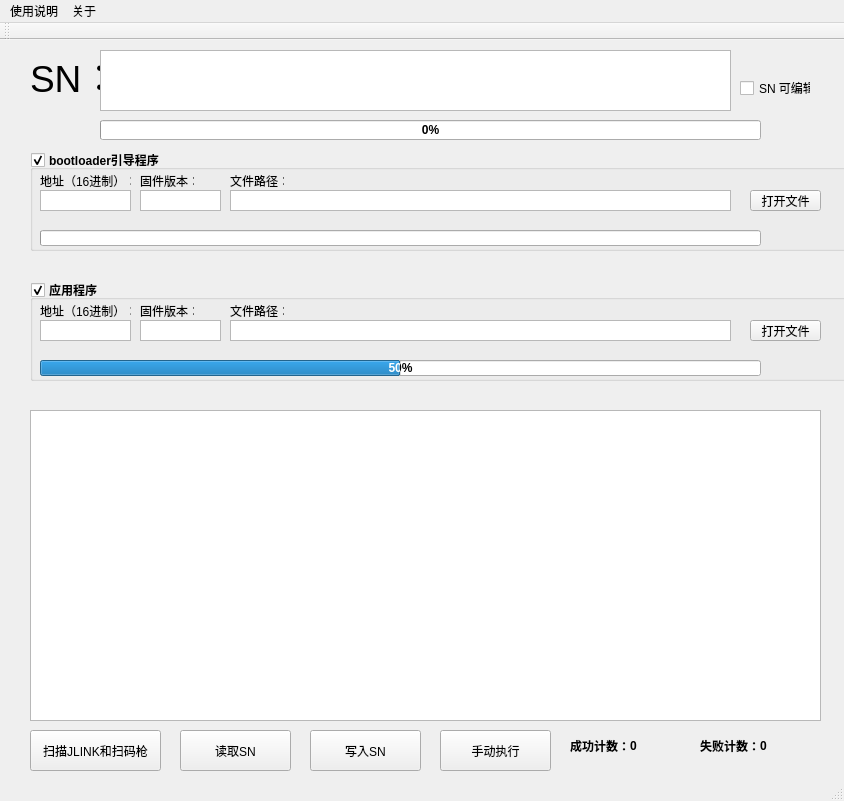
wkxboot/qt_production_tool, file qt_production_tool/mainwindow.ui: the form before one commit.
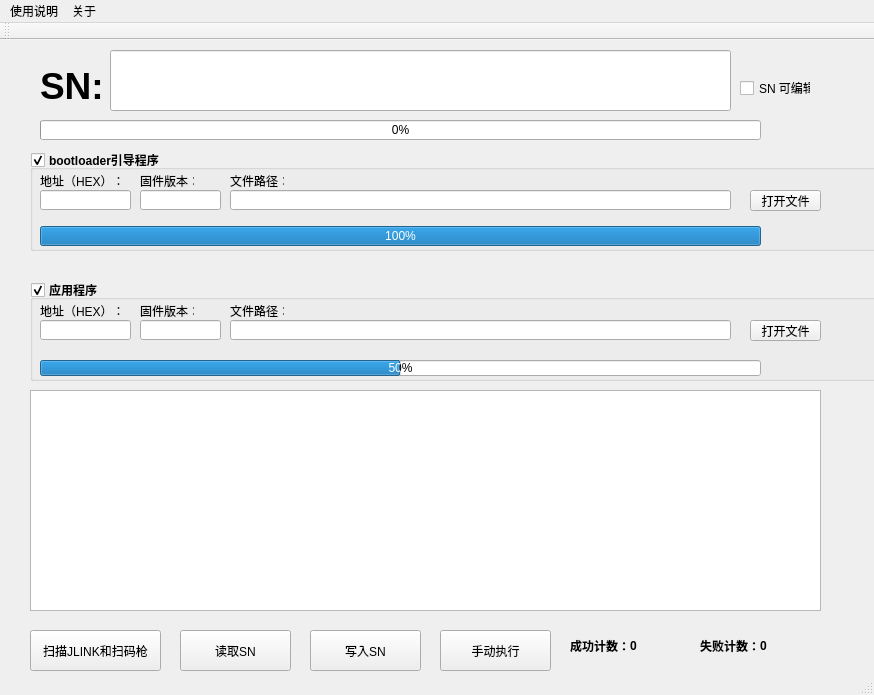
The form after the commit.

The edit to the form file:
```diff
--- a/qt_production_tool/mainwindow.ui
+++ b/qt_production_tool/mainwindow.ui
@@ -6,8 +6,8 @@
    <rect>
     <x>0</x>
     <y>0</y>
-    <width>844</width>
-    <height>801</height>
+    <width>874</width>
+    <height>695</height>
    </rect>
   </property>
   <property name="windowTitle">
@@ -17,8 +17,8 @@
    <widget class="QLabel" name="label">
     <property name="geometry">
      <rect>
-      <x>30</x>
-      <y>10</y>
+      <x>40</x>
+      <y>20</y>
       <width>71</width>
       <height>51</height>
      </rect>
@@ -27,25 +27,12 @@
      <font>
       <family>Arial</family>
       <pointsize>28</pointsize>
-      <weight>50</weight>
-      <bold>false</bold>
+      <weight>75</weight>
+      <bold>true</bold>
      </font>
     </property>
     <property name="text">
-     <string>SN：</string>
-    </property>
-   </widget>
-   <widget class="QTextEdit" name="sn_display">
-    <property name="geometry">
-     <rect>
-      <x>100</x>
-      <y>10</y>
-      <width>631</width>
-      <height>61</height>
-     </rect>
-    </property>
-    <property name="readOnly">
-     <bool>true</bool>
+     <string>SN:</string>
     </property>
    </widget>
    <widget class="QGroupBox" name="groupBox">
@@ -69,22 +56,6 @@
     <property name="checkable">
      <bool>true</bool>
     </property>
-    <widget class="QTextEdit" name="bootloader_file_path_display">
-     <property name="geometry">
-      <rect>
-       <x>200</x>
-       <y>40</y>
-       <width>501</width>
-       <height>21</height>
-      </rect>
-     </property>
-     <property name="verticalScrollBarPolicy">
-      <enum>Qt::ScrollBarAlwaysOff</enum>
-     </property>
-     <property name="horizontalScrollBarPolicy">
-      <enum>Qt::ScrollBarAlwaysOff</enum>
-     </property>
-    </widget>
     <widget class="QPushButton" name="bootloader_file_open_button">
      <property name="geometry">
       <rect>
@@ -139,48 +110,38 @@
       </font>
      </property>
      <property name="text">
-      <string>地址（16进制）：</string>
-     </property>
-    </widget>
-    <widget class="QTextEdit" name="bootloader_addr_display">
-     <property name="geometry">
-      <rect>
-       <x>10</x>
-       <y>40</y>
-       <width>91</width>
-       <height>21</height>
-      </rect>
-     </property>
-     <property name="inputMethodHints">
-      <set>Qt::ImhNone</set>
-     </property>
-     <property name="verticalScrollBarPolicy">
-      <enum>Qt::ScrollBarAlwaysOff</enum>
-     </property>
-     <property name="horizontalScrollBarPolicy">
-      <enum>Qt::ScrollBarAlwaysOff</enum>
-     </property>
-     <property name="readOnly">
-      <bool>true</bool>
-     </property>
-     <property name="acceptRichText">
-      <bool>false</bool>
+      <string>地址（HEX）：</string>
      </property>
     </widget>
     <widget class="QProgressBar" name="progressBar">
      <property name="geometry">
       <rect>
        <x>10</x>
-       <y>80</y>
+       <y>76</y>
        <width>721</width>
-       <height>16</height>
+       <height>20</height>
       </rect>
      </property>
+     <property name="font">
+      <font>
+       <weight>50</weight>
+       <bold>false</bold>
+      </font>
+     </property>
      <property name="minimum">
+      <number>0</number>
+     </property>
+     <property name="value">
       <number>100</number>
      </property>
-     <property name="value">
-      <number>99</number>
+     <property name="orientation">
+      <enum>Qt::Horizontal</enum>
+     </property>
+     <property name="invertedAppearance">
+      <bool>false</bool>
+     </property>
+     <property name="textDirection">
+      <enum>QProgressBar::TopToBottom</enum>
      </property>
     </widget>
     <widget class="QLabel" name="label_6">
@@ -202,47 +163,76 @@
       <string>固件版本：</string>
      </property>
     </widget>
-    <widget class="QTextEdit" name="bootloader_version_display">
+    <widget class="QLineEdit" name="bootloader_file_path_display">
+     <property name="geometry">
+      <rect>
+       <x>200</x>
+       <y>40</y>
+       <width>501</width>
+       <height>20</height>
+      </rect>
+     </property>
+     <property name="maxLength">
+      <number>1024</number>
+     </property>
+     <property name="readOnly">
+      <bool>true</bool>
+     </property>
+    </widget>
+    <widget class="QLineEdit" name="bootloader_version_display">
      <property name="geometry">
       <rect>
        <x>110</x>
        <y>40</y>
        <width>81</width>
-       <height>21</height>
+       <height>20</height>
       </rect>
      </property>
-     <property name="inputMethodHints">
-      <set>Qt::ImhNone</set>
+     <property name="maxLength">
+      <number>11</number>
      </property>
-     <property name="verticalScrollBarPolicy">
-      <enum>Qt::ScrollBarAlwaysOff</enum>
+     <property name="readOnly">
+      <bool>true</bool>
      </property>
-     <property name="horizontalScrollBarPolicy">
-      <enum>Qt::ScrollBarAlwaysOff</enum>
+    </widget>
+    <widget class="QLineEdit" name="bootloader_addr_display">
+     <property name="geometry">
+      <rect>
+       <x>10</x>
+       <y>40</y>
+       <width>91</width>
+       <height>20</height>
+      </rect>
      </property>
+     <property name="maxLength">
+      <number>10</number>
+     </property>
      <property name="readOnly">
       <bool>true</bool>
      </property>
-     <property name="acceptRichText">
-      <bool>false</bool>
-     </property>
     </widget>
    </widget>
    <widget class="QTextEdit" name="log_display">
     <property name="geometry">
      <rect>
       <x>30</x>
-      <y>370</y>
+      <y>350</y>
       <width>791</width>
-      <height>311</height>
+      <height>221</height>
      </rect>
     </property>
+    <property name="readOnly">
+     <bool>true</bool>
+    </property>
+    <property name="overwriteMode">
+     <bool>false</bool>
+    </property>
    </widget>
    <widget class="QPushButton" name="read_sn_button">
     <property name="geometry">
      <rect>
       <x>180</x>
-      <y>690</y>
+      <y>590</y>
       <width>111</width>
       <height>41</height>
      </rect>
@@ -272,22 +262,6 @@
     <property name="checkable">
      <bool>true</bool>
     </property>
-    <widget class="QTextEdit" name="app_file_path_display">
-     <property name="geometry">
-      <rect>
-       <x>200</x>
-       <y>40</y>
-       <width>501</width>
-       <height>21</height>
-      </rect>
-     </property>
-     <property name="verticalScrollBarPolicy">
-      <enum>Qt::ScrollBarAlwaysOff</enum>
-     </property>
-     <property name="horizontalScrollBarPolicy">
-      <enum>Qt::ScrollBarAlwaysOff</enum>
-     </property>
-    </widget>
     <widget class="QPushButton" name="app_file_open_button">
      <property name="geometry">
       <rect>
@@ -342,32 +316,7 @@
       </font>
      </property>
      <property name="text">
-      <string>地址（16进制）：</string>
-     </property>
-    </widget>
-    <widget class="QTextEdit" name="app_addr_display">
-     <property name="geometry">
-      <rect>
-       <x>10</x>
-       <y>40</y>
-       <width>91</width>
-       <height>21</height>
-      </rect>
-     </property>
-     <property name="inputMethodHints">
-      <set>Qt::ImhNone</set>
-     </property>
-     <property name="verticalScrollBarPolicy">
-      <enum>Qt::ScrollBarAlwaysOff</enum>
-     </property>
-     <property name="horizontalScrollBarPolicy">
-      <enum>Qt::ScrollBarAlwaysOff</enum>
-     </property>
-     <property name="readOnly">
-      <bool>true</bool>
-     </property>
-     <property name="acceptRichText">
-      <bool>false</bool>
+      <string>地址（HEX）：</string>
      </property>
     </widget>
     <widget class="QProgressBar" name="progressBar_2">
@@ -379,6 +328,12 @@
        <height>16</height>
       </rect>
      </property>
+     <property name="font">
+      <font>
+       <weight>50</weight>
+       <bold>false</bold>
+      </font>
+     </property>
      <property name="value">
       <number>50</number>
      </property>
@@ -402,37 +357,60 @@
       <string>固件版本：</string>
      </property>
     </widget>
-    <widget class="QTextEdit" name="app_version_display">
+    <widget class="QLineEdit" name="app_file_path_display">
+     <property name="geometry">
+      <rect>
+       <x>200</x>
+       <y>40</y>
+       <width>501</width>
+       <height>20</height>
+      </rect>
+     </property>
+     <property name="maxLength">
+      <number>1024</number>
+     </property>
+     <property name="readOnly">
+      <bool>true</bool>
+     </property>
+    </widget>
+    <widget class="QLineEdit" name="app_version_display">
      <property name="geometry">
       <rect>
        <x>110</x>
        <y>40</y>
        <width>81</width>
-       <height>21</height>
+       <height>20</height>
       </rect>
      </property>
-     <property name="inputMethodHints">
-      <set>Qt::ImhNone</set>
+     <property name="maxLength">
+      <number>11</number>
      </property>
-     <property name="verticalScrollBarPolicy">
-      <enum>Qt::ScrollBarAlwaysOff</enum>
+     <property name="readOnly">
+      <bool>true</bool>
      </property>
-     <property name="horizontalScrollBarPolicy">
-      <enum>Qt::ScrollBarAlwaysOff</enum>
+    </widget>
+    <widget class="QLineEdit" name="app_addr_display">
+     <property name="geometry">
+      <rect>
+       <x>10</x>
+       <y>40</y>
+       <width>91</width>
+       <height>20</height>
+      </rect>
      </property>
+     <property name="maxLength">
+      <number>10</number>
+     </property>
      <property name="readOnly">
       <bool>true</bool>
      </property>
-     <property name="acceptRichText">
-      <bool>false</bool>
-     </property>
     </widget>
    </widget>
    <widget class="QPushButton" name="scan_tool_button">
     <property name="geometry">
      <rect>
       <x>30</x>
-      <y>690</y>
+      <y>590</y>
       <width>131</width>
       <height>41</height>
      </rect>
@@ -445,7 +423,7 @@
     <property name="geometry">
      <rect>
       <x>700</x>
-      <y>690</y>
+      <y>590</y>
       <width>71</width>
       <height>31</height>
      </rect>
@@ -464,7 +442,7 @@
     <property name="geometry">
      <rect>
       <x>760</x>
-      <y>690</y>
+      <y>590</y>
       <width>71</width>
       <height>31</height>
      </rect>
@@ -483,7 +461,7 @@
     <property name="geometry">
      <rect>
       <x>630</x>
-      <y>690</y>
+      <y>590</y>
       <width>54</width>
       <height>31</height>
      </rect>
@@ -502,7 +480,7 @@
     <property name="geometry">
      <rect>
       <x>570</x>
-      <y>690</y>
+      <y>590</y>
       <width>61</width>
       <height>31</height>
      </rect>
@@ -521,7 +499,7 @@
     <property name="geometry">
      <rect>
       <x>310</x>
-      <y>690</y>
+      <y>590</y>
       <width>111</width>
       <height>41</height>
      </rect>
@@ -530,7 +508,7 @@
      <string>写入SN</string>
     </property>
    </widget>
-   <widget class="QCheckBox" name="checkBox">
+   <widget class="QCheckBox" name="sn_edit_check">
     <property name="geometry">
      <rect>
       <x>740</x>
@@ -547,7 +525,7 @@
     <property name="geometry">
      <rect>
       <x>440</x>
-      <y>690</y>
+      <y>590</y>
       <width>111</width>
       <height>41</height>
      </rect>
@@ -559,29 +537,45 @@
    <widget class="QProgressBar" name="sn_process_bar">
     <property name="geometry">
      <rect>
-      <x>100</x>
+      <x>40</x>
       <y>80</y>
-      <width>661</width>
+      <width>721</width>
       <height>20</height>
      </rect>
     </property>
     <property name="font">
      <font>
-      <weight>75</weight>
-      <bold>true</bold>
+      <weight>50</weight>
+      <bold>false</bold>
      </font>
     </property>
     <property name="value">
      <number>0</number>
     </property>
    </widget>
+   <widget class="QLineEdit" name="sn_display">
+    <property name="geometry">
+     <rect>
+      <x>110</x>
+      <y>10</y>
+      <width>621</width>
+      <height>61</height>
+     </rect>
+    </property>
+    <property name="maxLength">
+     <number>24</number>
+    </property>
+    <property name="readOnly">
+     <bool>true</bool>
+    </property>
+   </widget>
   </widget>
   <widget class="QMenuBar" name="menuBar">
    <property name="geometry">
     <rect>
      <x>0</x>
      <y>0</y>
-     <width>844</width>
+     <width>874</width>
      <height>23</height>
     </rect>
    </property>
```
